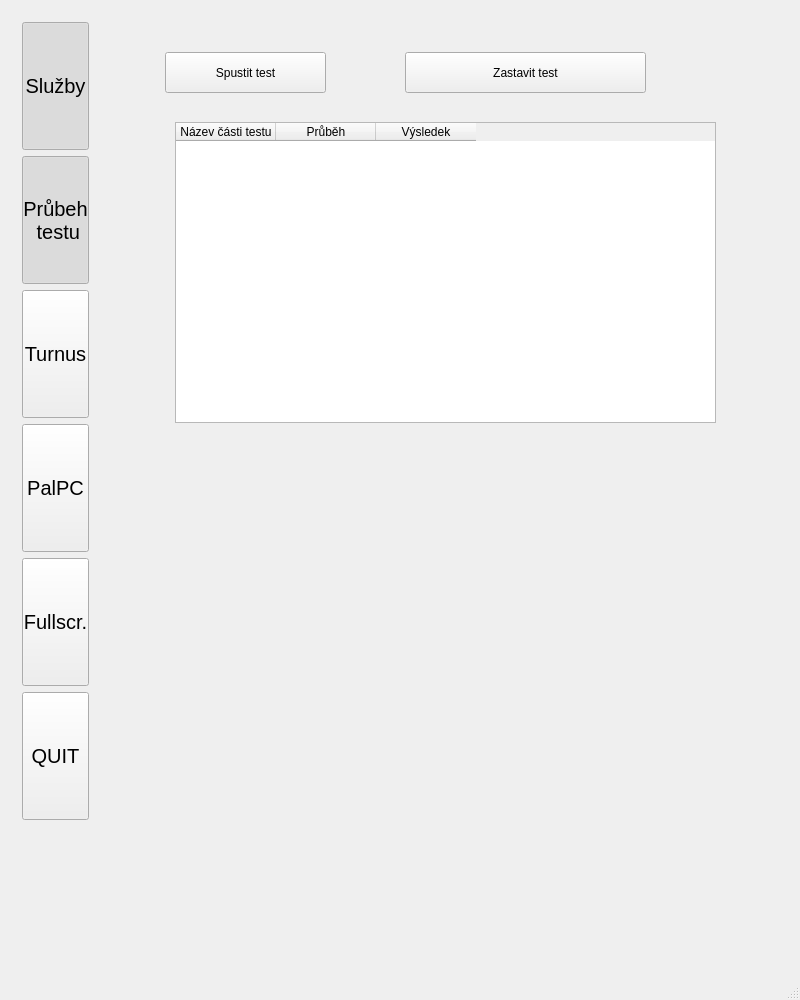
frutabruta/VDV301tester, file mainwindow.ui: the form before one commit.
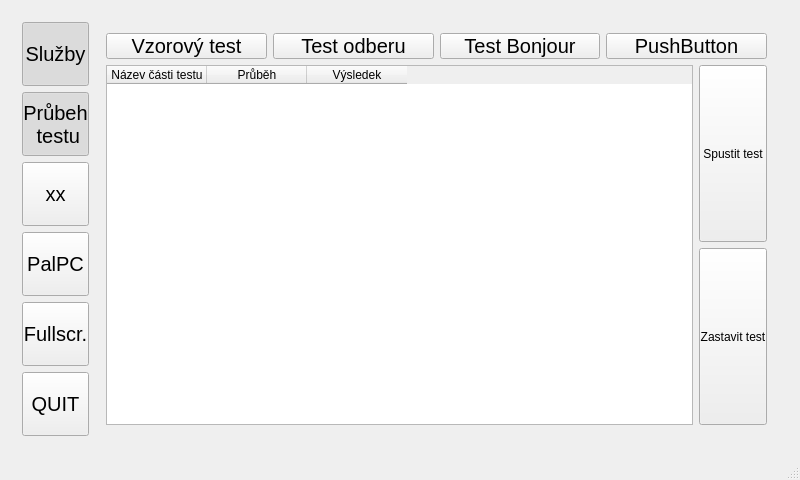
The form after the commit. The open tabs and pages were chosen to show the change.

Commit message: -oprava rozměrů okna na rozlišení 800x480 -předělání VDV301testy na nadřazenou třídu -mnoho nových slotů -zárodek testu spuštění odběru -xmlropidParser: přesun emitů, bez výsledku

Diff of the .ui file:
```diff
--- a/mainwindow.ui
+++ b/mainwindow.ui
@@ -7,11 +7,11 @@
     <x>0</x>
     <y>0</y>
     <width>800</width>
-    <height>1000</height>
+    <height>480</height>
    </rect>
   </property>
   <property name="sizePolicy">
-   <sizepolicy hsizetype="Fixed" vsizetype="Fixed">
+   <sizepolicy hsizetype="Fixed" vsizetype="Maximum">
     <horstretch>0</horstretch>
     <verstretch>0</verstretch>
    </sizepolicy>
@@ -19,13 +19,13 @@
   <property name="minimumSize">
    <size>
     <width>800</width>
-    <height>1000</height>
+    <height>100</height>
    </size>
   </property>
   <property name="maximumSize">
    <size>
     <width>800</width>
-    <height>1000</height>
+    <height>538</height>
    </size>
   </property>
   <property name="windowTitle">
@@ -56,6 +56,12 @@
    <layout class="QGridLayout" name="gridLayout">
     <item row="0" column="0">
      <widget class="QStackedWidget" name="stackedWidget_hlavni">
+      <property name="maximumSize">
+       <size>
+        <width>16777215</width>
+        <height>16777215</height>
+       </size>
+      </property>
       <property name="styleSheet">
        <string notr="true">*{margin: 0 0 0 0}</string>
       </property>
@@ -3200,17 +3206,23 @@
        </widget>
       </widget>
       <widget class="QWidget" name="page_4">
-       <layout class="QGridLayout" name="gridLayout_5">
-        <item row="0" column="0">
+       <layout class="QHBoxLayout" name="horizontalLayout_18">
+        <item>
          <layout class="QFormLayout" name="formLayout_3">
           <item row="0" column="0">
            <layout class="QVBoxLayout" name="verticalLayout_21">
             <item>
-             <widget class="QPushButton" name="tlacitkoLinkospoj_2">
+             <widget class="QPushButton" name="tlacitkoSluzby">
+              <property name="sizePolicy">
+               <sizepolicy hsizetype="Minimum" vsizetype="Expanding">
+                <horstretch>0</horstretch>
+                <verstretch>0</verstretch>
+               </sizepolicy>
+              </property>
               <property name="minimumSize">
                <size>
                 <width>0</width>
-                <height>80</height>
+                <height>0</height>
                </size>
               </property>
               <property name="maximumSize">
@@ -3240,10 +3252,16 @@
             </item>
             <item>
              <widget class="QPushButton" name="tlacitkoPrubehTestu">
+              <property name="sizePolicy">
+               <sizepolicy hsizetype="Minimum" vsizetype="Expanding">
+                <horstretch>0</horstretch>
+                <verstretch>0</verstretch>
+               </sizepolicy>
+              </property>
               <property name="minimumSize">
                <size>
                 <width>0</width>
-                <height>80</height>
+                <height>0</height>
                </size>
               </property>
               <property name="maximumSize">
@@ -3274,10 +3292,16 @@
             </item>
             <item>
              <widget class="QPushButton" name="tlacitkoTurnus_2">
+              <property name="sizePolicy">
+               <sizepolicy hsizetype="Minimum" vsizetype="Expanding">
+                <horstretch>0</horstretch>
+                <verstretch>0</verstretch>
+               </sizepolicy>
+              </property>
               <property name="minimumSize">
                <size>
                 <width>0</width>
-                <height>80</height>
+                <height>0</height>
                </size>
               </property>
               <property name="maximumSize">
@@ -3292,7 +3316,7 @@
                </font>
               </property>
               <property name="text">
-               <string>Turnus</string>
+               <string>xx</string>
               </property>
               <property name="checkable">
                <bool>true</bool>
@@ -3307,10 +3331,16 @@
             </item>
             <item>
              <widget class="QPushButton" name="tlacitkoPalubniPc">
+              <property name="sizePolicy">
+               <sizepolicy hsizetype="Minimum" vsizetype="Expanding">
+                <horstretch>0</horstretch>
+                <verstretch>0</verstretch>
+               </sizepolicy>
+              </property>
               <property name="minimumSize">
                <size>
                 <width>0</width>
-                <height>80</height>
+                <height>0</height>
                </size>
               </property>
               <property name="maximumSize">
@@ -3337,10 +3367,16 @@
             </item>
             <item>
              <widget class="QPushButton" name="tlacitkoFullscreen2">
+              <property name="sizePolicy">
+               <sizepolicy hsizetype="Minimum" vsizetype="Expanding">
+                <horstretch>0</horstretch>
+                <verstretch>0</verstretch>
+               </sizepolicy>
+              </property>
               <property name="minimumSize">
                <size>
                 <width>0</width>
-                <height>80</height>
+                <height>0</height>
                </size>
               </property>
               <property name="maximumSize">
@@ -3368,7 +3404,7 @@
             <item>
              <widget class="QPushButton" name="quitTlacitko_2">
               <property name="sizePolicy">
-               <sizepolicy hsizetype="Expanding" vsizetype="Minimum">
+               <sizepolicy hsizetype="Expanding" vsizetype="Expanding">
                 <horstretch>0</horstretch>
                 <verstretch>0</verstretch>
                </sizepolicy>
@@ -3404,57 +3440,167 @@
              <number>0</number>
             </property>
             <widget class="QWidget" name="page_prubehTestu">
-             <widget class="QTableWidget" name="tableWidgetCastiTestu">
-              <property name="geometry">
-               <rect>
-                <x>80</x>
-                <y>100</y>
-                <width>541</width>
-                <height>301</height>
-               </rect>
-              </property>
-              <column>
-               <property name="text">
-                <string>Název části testu</string>
-               </property>
-              </column>
-              <column>
-               <property name="text">
-                <string>Průběh</string>
-               </property>
-              </column>
-              <column>
-               <property name="text">
-                <string>Výsledek</string>
-               </property>
-              </column>
-             </widget>
-             <widget class="QPushButton" name="TlacitkoStopTest">
-              <property name="geometry">
-               <rect>
-                <x>310</x>
-                <y>30</y>
-                <width>241</width>
-                <height>41</height>
-               </rect>
-              </property>
-              <property name="text">
-               <string>Zastavit test</string>
-              </property>
-             </widget>
-             <widget class="QPushButton" name="tlacitko_StartTest">
-              <property name="geometry">
-               <rect>
-                <x>70</x>
-                <y>30</y>
-                <width>161</width>
-                <height>41</height>
-               </rect>
-              </property>
-              <property name="text">
-               <string>Spustit test</string>
-              </property>
-             </widget>
+             <layout class="QGridLayout" name="gridLayout_5">
+              <item row="0" column="0">
+               <layout class="QHBoxLayout" name="horizontalLayout_13">
+                <item>
+                 <widget class="QPushButton" name="pushButton_test1">
+                  <property name="sizePolicy">
+                   <sizepolicy hsizetype="Expanding" vsizetype="Minimum">
+                    <horstretch>0</horstretch>
+                    <verstretch>0</verstretch>
+                   </sizepolicy>
+                  </property>
+                  <property name="minimumSize">
+                   <size>
+                    <width>0</width>
+                    <height>0</height>
+                   </size>
+                  </property>
+                  <property name="maximumSize">
+                   <size>
+                    <width>16777215</width>
+                    <height>50</height>
+                   </size>
+                  </property>
+                  <property name="font">
+                   <font>
+                    <pointsize>15</pointsize>
+                   </font>
+                  </property>
+                  <property name="text">
+                   <string>Vzorový test</string>
+                  </property>
+                 </widget>
+                </item>
+                <item>
+                 <widget class="QPushButton" name="pushButton_test2">
+                  <property name="sizePolicy">
+                   <sizepolicy hsizetype="Expanding" vsizetype="Minimum">
+                    <horstretch>0</horstretch>
+                    <verstretch>0</verstretch>
+                   </sizepolicy>
+                  </property>
+                  <property name="maximumSize">
+                   <size>
+                    <width>16777215</width>
+                    <height>50</height>
+                   </size>
+                  </property>
+                  <property name="font">
+                   <font>
+                    <pointsize>15</pointsize>
+                   </font>
+                  </property>
+                  <property name="text">
+                   <string>Test odberu</string>
+                  </property>
+                 </widget>
+                </item>
+                <item>
+                 <widget class="QPushButton" name="pushButton_test3">
+                  <property name="sizePolicy">
+                   <sizepolicy hsizetype="Expanding" vsizetype="Minimum">
+                    <horstretch>0</horstretch>
+                    <verstretch>0</verstretch>
+                   </sizepolicy>
+                  </property>
+                  <property name="maximumSize">
+                   <size>
+                    <width>16777215</width>
+                    <height>50</height>
+                   </size>
+                  </property>
+                  <property name="font">
+                   <font>
+                    <pointsize>15</pointsize>
+                   </font>
+                  </property>
+                  <property name="text">
+                   <string>Test Bonjour</string>
+                  </property>
+                 </widget>
+                </item>
+                <item>
+                 <widget class="QPushButton" name="pushButton_test4">
+                  <property name="sizePolicy">
+                   <sizepolicy hsizetype="Expanding" vsizetype="Minimum">
+                    <horstretch>0</horstretch>
+                    <verstretch>0</verstretch>
+                   </sizepolicy>
+                  </property>
+                  <property name="maximumSize">
+                   <size>
+                    <width>16777215</width>
+                    <height>50</height>
+                   </size>
+                  </property>
+                  <property name="font">
+                   <font>
+                    <pointsize>15</pointsize>
+                   </font>
+                  </property>
+                  <property name="text">
+                   <string>PushButton</string>
+                  </property>
+                 </widget>
+                </item>
+               </layout>
+              </item>
+              <item row="1" column="0">
+               <layout class="QHBoxLayout" name="horizontalLayout_15">
+                <item>
+                 <widget class="QTableWidget" name="tableWidgetCastiTestu">
+                  <column>
+                   <property name="text">
+                    <string>Název části testu</string>
+                   </property>
+                  </column>
+                  <column>
+                   <property name="text">
+                    <string>Průběh</string>
+                   </property>
+                  </column>
+                  <column>
+                   <property name="text">
+                    <string>Výsledek</string>
+                   </property>
+                  </column>
+                 </widget>
+                </item>
+                <item>
+                 <layout class="QVBoxLayout" name="verticalLayout_22">
+                  <item>
+                   <widget class="QPushButton" name="tlacitko_StartTest">
+                    <property name="sizePolicy">
+                     <sizepolicy hsizetype="Minimum" vsizetype="Expanding">
+                      <horstretch>0</horstretch>
+                      <verstretch>0</verstretch>
+                     </sizepolicy>
+                    </property>
+                    <property name="text">
+                     <string>Spustit test</string>
+                    </property>
+                   </widget>
+                  </item>
+                  <item>
+                   <widget class="QPushButton" name="TlacitkoStopTest">
+                    <property name="sizePolicy">
+                     <sizepolicy hsizetype="Minimum" vsizetype="Expanding">
+                      <horstretch>0</horstretch>
+                      <verstretch>0</verstretch>
+                     </sizepolicy>
+                    </property>
+                    <property name="text">
+                     <string>Zastavit test</string>
+                    </property>
+                   </widget>
+                  </item>
+                 </layout>
+                </item>
+               </layout>
+              </item>
+             </layout>
             </widget>
             <widget class="QWidget" name="page_prepinaceSluzby">
              <widget class="QWidget" name="layoutWidget">
```
Left out of the diff: 55 changed lines with no effect on the pictures. The commit also changes 17 other files.
